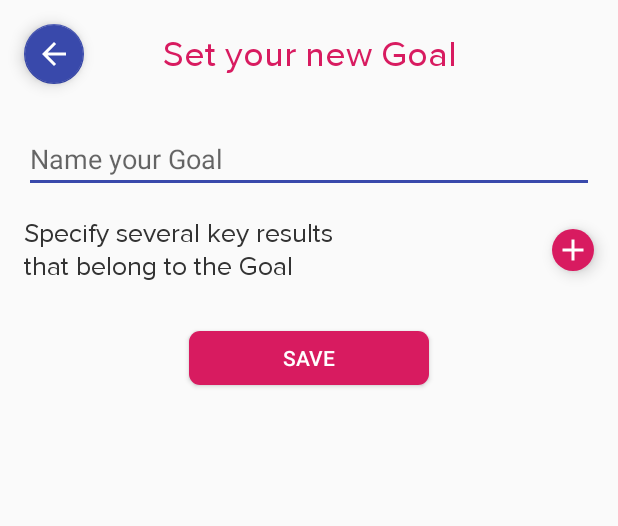
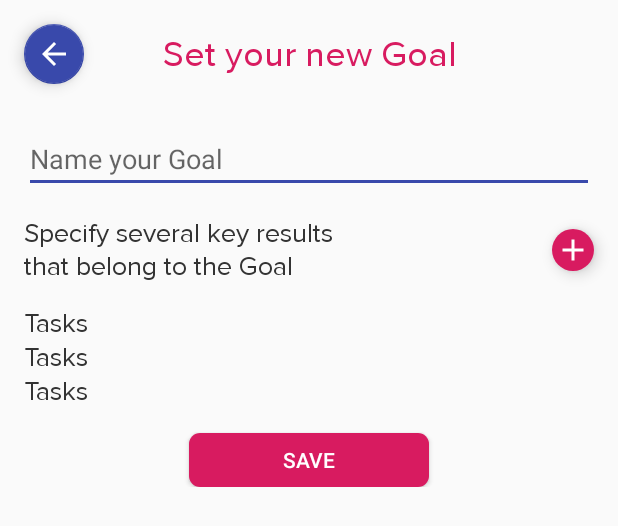
Before and after one commit to HannaYermakova/ToDoApp, an Android app: the layout fragment_add_goal.xml on its own in the app's theme, with its tools: preview values and no code run, on a phone screen of 412 x 824 dp. Shown: the top 526 px of the screen. Run offline under Robolectric (Android 15) with nearby library versions, the phone set to English and light mode, and no system bars.

Commit message:
add dialog fragment

```diff
--- a/app/src/main/java/by/aermakova/todoapp/data/di/module/FragmentModule.kt
+++ b/app/src/main/java/by/aermakova/todoapp/data/di/module/FragmentModule.kt
@@ -4,6 +4,8 @@ import by.aermakova.todoapp.ui.app.AppActivity
 import by.aermakova.todoapp.ui.app.AppModule
 import by.aermakova.todoapp.ui.auth.AuthFlowFragment
 import by.aermakova.todoapp.ui.auth.AuthFlowModule
+import by.aermakova.todoapp.ui.dialog.AddItemDialogFragment
+import by.aermakova.todoapp.ui.dialog.AddItemModule
 import by.aermakova.todoapp.ui.goal.AddGoalFragment
 import by.aermakova.todoapp.ui.goal.AddGoalModule
 import by.aermakova.todoapp.ui.goal.GoalsModule
@@ -35,4 +37,7 @@ abstract class FragmentModule {
 
     @ContributesAndroidInjector(modules = [AddGoalModule::class])
     abstract fun provideAddGoalFragment(): AddGoalFragment
+
+    @ContributesAndroidInjector(modules = [AddItemModule::class])
+    abstract fun provideAddItemDialogFragment(): AddItemDialogFragment
 }
--- a/app/src/main/res/layout/fragment_add_goal.xml
+++ b/app/src/main/res/layout/fragment_add_goal.xml
@@ -10,9 +10,13 @@
             type="by.aermakova.todoapp.ui.goal.AddGoalViewModel" />
     </data>
 
+    <ScrollView
+        android:layout_width="match_parent"
+        android:layout_height="match_parent">
+
         <androidx.constraintlayout.widget.ConstraintLayout
             android:layout_width="match_parent"
-        android:layout_height="match_parent"
+            android:layout_height="wrap_content"
             tools:context=".ui.goal.AddGoalFragment">
 
             <com.google.android.material.floatingactionbutton.FloatingActionButton
@@ -78,7 +82,8 @@
                 android:src="@drawable/ic_baseline_add_24"
                 app:layout_constraintBottom_toBottomOf="@id/key_result_title"
                 app:layout_constraintEnd_toEndOf="parent"
-            app:layout_constraintTop_toTopOf="@id/key_result_title" />
+                app:layout_constraintTop_toTopOf="@id/key_result_title"
+                app:onClick="@{viewModel.addKeyResult}" />
 
             <androidx.recyclerview.widget.RecyclerView
                 android:id="@+id/recycler_view"
@@ -87,7 +92,8 @@
                 android:layout_margin="@dimen/margin_normal"
                 app:layout_constraintEnd_toEndOf="parent"
                 app:layout_constraintStart_toStartOf="parent"
-            app:layout_constraintTop_toBottomOf="@id/key_result_title" />
+                app:layout_constraintTop_toBottomOf="@id/key_result_title"
+                tools:listitem="@layout/item_key_result" />
 
             <Button
                 android:id="@+id/save_button"
@@ -96,7 +102,9 @@
                 android:text="@string/save_button"
                 app:layout_constraintEnd_toEndOf="parent"
                 app:layout_constraintStart_toStartOf="parent"
-            app:layout_constraintTop_toBottomOf="@id/recycler_view" />
+                app:layout_constraintTop_toBottomOf="@id/recycler_view"
+                app:onClick="@{viewModel.saveGoal}" />
 
         </androidx.constraintlayout.widget.ConstraintLayout>
+    </ScrollView>
 </layout>
--- /dev/null
+++ b/app/src/main/res/layout/item_key_result.xml
@@ -0,0 +1,9 @@
+<?xml version="1.0" encoding="utf-8"?>
+<TextView xmlns:android="http://schemas.android.com/apk/res/android"
+    xmlns:tools="http://schemas.android.com/tools"
+    android:id="@+id/key_result_item"
+    style="@style/TextRegular"
+    android:layout_width="match_parent"
+    android:layout_height="wrap_content"
+    tools:padding="@dimen/margin_small"
+    tools:text="@string/title_tasks" />
--- a/app/src/main/res/values/dimens.xml
+++ b/app/src/main/res/values/dimens.xml
@@ -1,5 +1,6 @@
 <?xml version="1.0" encoding="utf-8"?>
 <resources>
+    <dimen name="margin_small">8dp</dimen>
     <dimen name="margin_normal">16dp</dimen>
     <dimen name="margin_large">32dp</dimen>
     <dimen name="elevation_button">6dp</dimen>
@@ -11,4 +12,7 @@
     <dimen name="button_corner_radius">7dp</dimen>
     <dimen name="button_width">160dp</dimen>
     <dimen name="button_height">36dp</dimen>
+
+    <dimen name="dialog_width">256dp</dimen>
+    <dimen name="dialog_height">128dp</dimen>
 </resources>
--- a/app/src/main/res/values/strings.xml
+++ b/app/src/main/res/values/strings.xml
@@ -3,6 +3,10 @@
 
     <string name="facebook_application_id">345618806781851</string>
     <string name="facebook_login_protocol_scheme">fb345618806781851</string>
+
+    <string name="cancel">Cancel</string>
+    <string name="ok">OK</string>
+
     <string name="title_goals">Goals</string>
     <string name="title_tasks">Tasks</string>
     <string name="title_steps">Steps</string>
```
Also changed, not shown: app/src/main/java/by/aermakova/todoapp/ui/dialog/AddItemDialogFragment.kt (added, +63 -0 lines), app/src/main/java/by/aermakova/todoapp/ui/dialog/AddItemDialogNavigation.kt (added, +23 -0 lines), app/src/main/java/by/aermakova/todoapp/ui/dialog/AddItemModule.kt (added, +20 -0 lines), app/src/main/java/by/aermakova/todoapp/ui/goal/AddGoalFragment.kt (+10 -0 lines), app/src/main/java/by/aermakova/todoapp/ui/goal/AddGoalModule.kt (+13 -4 lines), app/src/main/java/by/aermakova/todoapp/ui/goal/AddGoalViewModel.kt (+11 -2 lines), app/src/main/java/by/aermakova/todoapp/ui/navigation/DialogNavigation.kt (added, +12 -0 lines), app/src/main/res/layout/fragment_add_item.xml (added, +25 -0 lines), app/src/main/res/navigation/app_navigation.xml (+17 -0 lines). Lines whose indentation alone changed are shown as unchanged.
